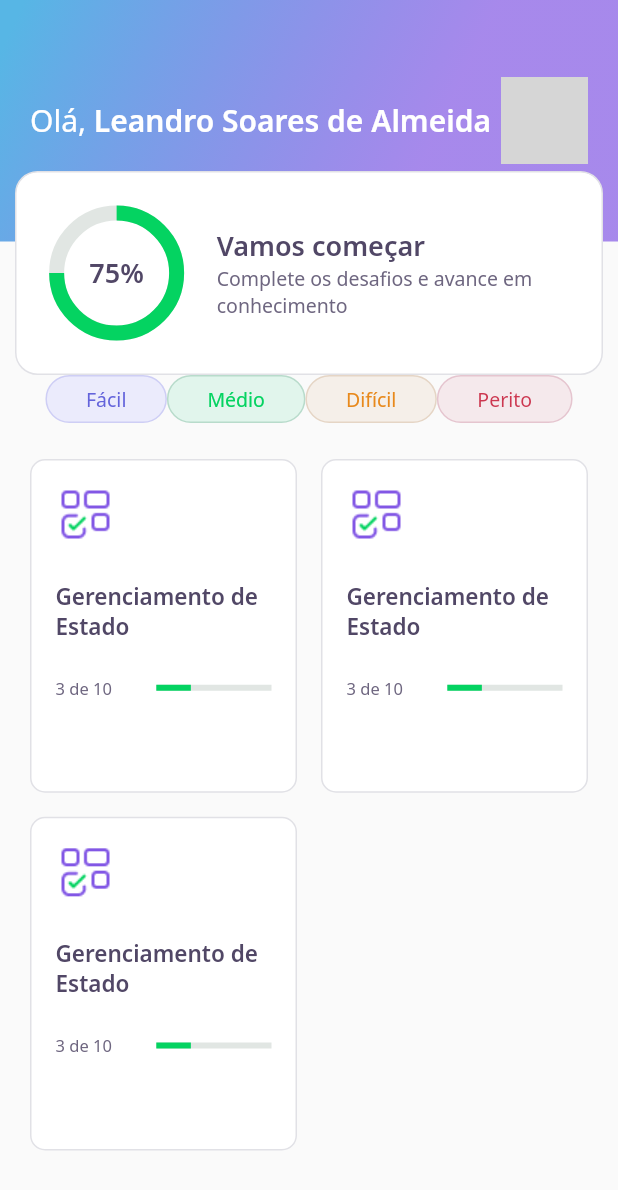
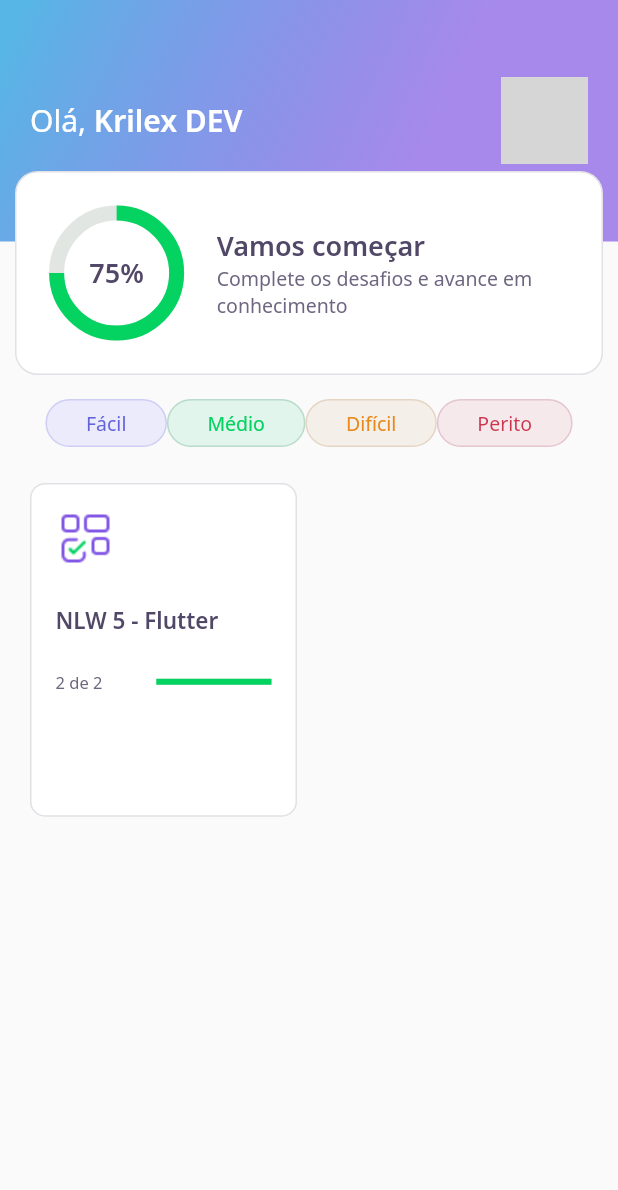
Before and after one commit to leandro-kr/nlw_dev_quiz, a Flutter app: the HomePage screen opened directly, on a phone screen of 412 x 824 dp. Shown: the top 1190 px of the screen. Run offline on Flutter 3.47's test engine with Material 2 defaults, Android fonts, the phone set to English and light mode, and no system bars; our stand-ins replace google_fonts; accounts and stored records are empty; network calls fail; grey boxes are pictures that could not be loaded.

Commit message:
aula 03 - adicionar controladora e controles básicos

```diff
--- /dev/null
+++ b/database/user.json
@@ -0,0 +1,5 @@
+{
+    "name": "Krilex DEV",
+    "score": 100,
+    "photoUrl": "https://avatars.githubusercontent.com/u/78117741?v=4"
+}
--- a/lib/core/app_widget.dart
+++ b/lib/core/app_widget.dart
@@ -1,5 +1,4 @@
 // import 'package:DevQuiz/home/home_page.dart';
-import 'package:DevQuiz/challenge/challenge_page.dart';
 import 'package:DevQuiz/home/home_page.dart';
 import 'package:flutter/material.dart';
 
@@ -8,7 +7,7 @@ class AppWidget extends StatelessWidget {
   Widget build(BuildContext context) {
     return MaterialApp(
       title: "DevQuiz",
-      home: ChallengePage(),
+      home: HomePage(),
     );
   }
 }
--- /dev/null
+++ b/lib/home/home_controller.dart
@@ -0,0 +1,31 @@
+import 'package:DevQuiz/core/app_images.dart';
+import 'package:DevQuiz/home/home_repository.dart';
+import 'package:DevQuiz/home/home_state.dart';
+import 'package:DevQuiz/shared/models/answer_model.dart';
+import 'package:DevQuiz/shared/models/question_model.dart';
+import 'package:DevQuiz/shared/models/quiz_model.dart';
+import 'package:DevQuiz/shared/models/user_model.dart';
+import 'package:flutter/foundation.dart';
+
+class HomeController {
+  final stateNotifier = ValueNotifier<HomeState>(HomeState.empty);
+  final repository = HomeRepository();
+
+  set state(HomeState state) => stateNotifier.value = state;
+  HomeState get state => stateNotifier.value;
+
+  UserModel? user;
+  List<QuizModel>? quizes;
+
+  void getUser() async {
+    state = HomeState.loading;
+    user = await repository.getUser();
+    state = HomeState.success;
+  }
+
+  void getQuizes() async {
+    state = HomeState.loading;
+    quizes = await repository.getQuizzes();
+    state = HomeState.success;
+  }
+}
--- a/lib/home/home_page.dart
+++ b/lib/home/home_page.dart
@@ -1,3 +1,7 @@
+import 'package:DevQuiz/challenge/widgets/quiz/quiz_widget.dart';
+import 'package:DevQuiz/core/app_colors.dart';
+import 'package:DevQuiz/home/home_controller.dart';
+import 'package:DevQuiz/home/home_state.dart';
 import 'package:DevQuiz/home/widgets/appbar/app_bar_widget.dart';
 import 'package:DevQuiz/home/widgets/level_button/level_button_widget.dart';
 import 'package:DevQuiz/home/widgets/quiz_card/quiz_card_widget.dart';
@@ -12,12 +16,27 @@ class HomePage extends StatefulWidget {
 }
 
 class _HomePageState extends State<HomePage> {
+  final controller = HomeController();
+
+  @override
+  void initState() {
+    super.initState();
+    controller.getUser();
+    controller.getQuizes();
+    controller.stateNotifier.addListener(() {
+      setState(() {});
+    });
+  }
+
   @override
   Widget build(BuildContext context) {
+    if (controller.state == HomeState.success) {
       return Scaffold(
-      appBar: AppBarWidget(),
+        appBar: AppBarWidget(
+          user: controller.user!,
+        ),
         body: Padding(
-        padding: const EdgeInsets.symmetric(horizontal: 20),
+          padding: const EdgeInsets.symmetric(horizontal: 20, vertical: 16),
           child: Column(
             children: [
               SingleChildScrollView(
@@ -53,16 +72,28 @@ class _HomePageState extends State<HomePage> {
                   mainAxisSpacing: 16,
                   childAspectRatio: 0.8,
                   crossAxisCount: 2,
-                children: [
-                  QuizCardWidget(),
-                  QuizCardWidget(),
-                  QuizCardWidget(),
-                ],
+                  children: controller.quizes!
+                      .map((e) => QuizCardWidget(
+                            title: e.title,
+                            completed:
+                                "${e.questionAnswered} de ${e.questions.length}",
+                            percent: e.questionAnswered / e.questions.length,
+                          ))
+                      .toList(),
                 ),
               ),
             ],
           ),
         ),
       );
+    } else {
+      return Scaffold(
+        body: Center(
+          child: CircularProgressIndicator(
+            valueColor: AlwaysStoppedAnimation<Color>(AppColors.darkGreen),
+          ),
+        ),
+      );
     }
   }
+}
--- /dev/null
+++ b/lib/home/home_state.dart
@@ -0,0 +1,6 @@
+enum HomeState {
+  success,
+  loading,
+  error,
+  empty,
+}
--- a/lib/home/widgets/appbar/app_bar_widget.dart
+++ b/lib/home/widgets/appbar/app_bar_widget.dart
@@ -2,10 +2,12 @@ import 'package:DevQuiz/core/app_colors.dart';
 import 'package:DevQuiz/core/app_gradients.dart';
 import 'package:DevQuiz/core/app_text_styles.dart';
 import 'package:DevQuiz/home/widgets/score_card/score_card_widget.dart';
+import 'package:DevQuiz/shared/models/user_model.dart';
 import 'package:flutter/material.dart';
 
 class AppBarWidget extends PreferredSize {
-  AppBarWidget()
+  final UserModel user;
+  AppBarWidget({required this.user})
       : super(
           preferredSize: Size.fromHeight(250),
           child: Container(
@@ -27,7 +29,7 @@ class AppBarWidget extends PreferredSize {
                               style: AppTextStyles.title,
                               children: [
                                 TextSpan(
-                                    text: 'Leandro Soares de Almeida',
+                                    text: user.name,
                                     style: AppTextStyles.titleBold),
                               ]),
                           maxLines: 1,
@@ -41,7 +43,8 @@ class AppBarWidget extends PreferredSize {
                           borderRadius: BorderRadius.circular(10),
                           image: DecorationImage(
                             image: NetworkImage(
-                                "https://avatars.githubusercontent.com/u/78117741?v=4"),
+                              user.photoUrl,
+                            ),
                           ),
                         ),
                       ),
--- a/lib/home/widgets/quiz_card/quiz_card_widget.dart
+++ b/lib/home/widgets/quiz_card/quiz_card_widget.dart
@@ -5,7 +5,16 @@ import 'package:DevQuiz/shared/widgets/progress_indicator/progress_indicator_wid
 import 'package:flutter/material.dart';
 
 class QuizCardWidget extends StatelessWidget {
-  const QuizCardWidget({Key? key}) : super(key: key);
+  final String title;
+  final String completed;
+  final double percent;
+
+  const QuizCardWidget({
+    Key? key,
+    required this.title,
+    required this.completed,
+    required this.percent,
+  }) : super(key: key);
   @override
   Widget build(BuildContext context) {
     return Container(
@@ -27,7 +36,7 @@ class QuizCardWidget extends StatelessWidget {
             height: 24,
           ),
           Text(
-            'Gerenciamento de Estado',
+            title,
             style: AppTextStyles.heading15,
           ),
           SizedBox(
@@ -38,13 +47,15 @@ class QuizCardWidget extends StatelessWidget {
               Expanded(
                 flex: 7,
                 child: Text(
-                  '3 de 10',
+                  completed,
                   style: AppTextStyles.body11,
                 ),
               ),
               Expanded(
                 flex: 8,
-                child: ProgressIndicatorWidget(value: 0.3),
+                child: ProgressIndicatorWidget(
+                  value: percent,
+                ),
               ),
             ],
           ),
--- /dev/null
+++ b/lib/shared/models/quiz_model.dart
@@ -0,0 +1,70 @@
+import 'dart:convert';
+
+import 'package:DevQuiz/shared/models/question_model.dart';
+
+enum Level {
+  facil,
+  medio,
+  dificil,
+  perito,
+}
+
+extension LevelStringExt on String {
+  Level get levelParse => {
+        "facil": Level.facil,
+        "medio": Level.medio,
+        "dificil": Level.dificil,
+        "perito": Level.perito
+      }[this]!;
+}
+
+extension LevelExt on Level {
+  String get parse => {
+        Level.facil: "facil",
+        Level.medio: "medio",
+        Level.dificil: "dificil",
+        Level.perito: "perito"
+      }[this]!;
+}
+
+class QuizModel {
+  final String title;
+  final List<QuestionModel> questions;
+  final int questionAnswered;
+  final String image;
+  final Level level;
+
+  QuizModel({
+    required this.title,
+    required this.questions,
+    this.questionAnswered = 0,
+    required this.image,
+    required this.level,
+  });
+
+  Map<String, dynamic> toMap() {
+    return {
+      'title': title,
+      'questions': questions.map((x) => x.toMap()).toList(),
+      'questionAnswered': questionAnswered,
+      'image': image,
+      'level': level.parse
+    };
+  }
+
+  factory QuizModel.fromMap(Map<String, dynamic> map) {
+    return QuizModel(
+      title: map['title'],
+      questions: List<QuestionModel>.from(
+          map['questions'].map((x) => QuestionModel.fromMap(x))),
+      questionAnswered: map['questionAnswered'],
+      image: map['image'],
+      level: map['level'].toString().levelParse,
+    );
+  }
+
+  String toJson() => json.encode(toMap());
+
+  factory QuizModel.fromJson(String source) =>
+      QuizModel.fromMap(json.decode(source));
+}
--- /dev/null
+++ b/lib/shared/models/user_model.dart
@@ -0,0 +1,33 @@
+import 'dart:convert';
+
+class UserModel {
+  final String name;
+  final String photoUrl;
+  final int score;
+
+  UserModel({
+    required this.name,
+    required this.photoUrl,
+    this.score = 0,
+  });
+
+  Map<String, dynamic> toMap() {
+    return {
+      'name': name,
+      'photoUrl': photoUrl,
+      'score': score,
+    };
+  }
+
+  factory UserModel.fromMap(Map<String, dynamic> map) {
+    return UserModel(
+      name: map['name'],
+      photoUrl: map['photoUrl'],
+      score: map['score'],
+    );
+  }
+
+  String toJson() => json.encode(toMap());
+
+  factory UserModel.fromJson(String source) => UserModel.fromMap(json.decode(source));
+}
--- a/pubspec.yaml
+++ b/pubspec.yaml
@@ -18,5 +18,6 @@ dev_dependencies:
 flutter:
   assets:
     - assets/images/
+    - database/
 
   uses-material-design: true
```
Also changed, not shown: database/quizes.json (added, +46 -0 lines), lib/home/home_repository.dart (added, +20 -0 lines), lib/shared/models/answer_model.dart (added, +27 -0 lines), lib/shared/models/question_model.dart (added, +33 -0 lines). Lines whose indentation alone changed are shown as unchanged.
